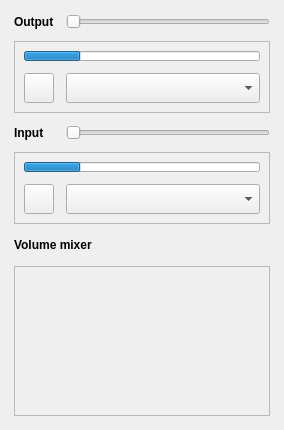
The window that Panel/Panel.ui (rampageX/QuickSoundSwitcher) describes before a commit, drawn with Qt 5.
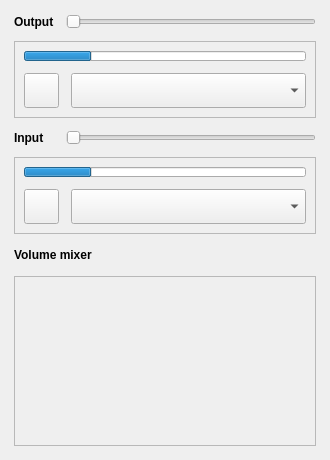
The same window after the commit.

Commit message: ui changes, use exe name as button tooltip

```diff
--- a/Panel/Panel.ui
+++ b/Panel/Panel.ui
@@ -6,8 +6,8 @@
    <rect>
     <x>0</x>
     <y>0</y>
-    <width>284</width>
-    <height>430</height>
+    <width>330</width>
+    <height>460</height>
    </rect>
   </property>
   <property name="windowTitle">
@@ -88,14 +88,14 @@
        <widget class="QPushButton" name="inputMuteButton">
         <property name="minimumSize">
          <size>
-          <width>30</width>
-          <height>30</height>
+          <width>35</width>
+          <height>35</height>
          </size>
         </property>
         <property name="maximumSize">
          <size>
-          <width>30</width>
-          <height>30</height>
+          <width>35</width>
+          <height>35</height>
          </size>
         </property>
         <property name="text">
@@ -108,7 +108,7 @@
         <property name="minimumSize">
          <size>
           <width>0</width>
-          <height>30</height>
+          <height>35</height>
          </size>
         </property>
        </widget>
@@ -163,14 +163,14 @@
         </property>
         <property name="minimumSize">
          <size>
-          <width>30</width>
-          <height>30</height>
+          <width>35</width>
+          <height>35</height>
          </size>
         </property>
         <property name="maximumSize">
          <size>
-          <width>30</width>
-          <height>30</height>
+          <width>35</width>
+          <height>35</height>
          </size>
         </property>
         <property name="text">
@@ -189,7 +189,7 @@
         <property name="minimumSize">
          <size>
           <width>0</width>
-          <height>30</height>
+          <height>35</height>
          </size>
         </property>
        </widget>
@@ -267,7 +267,7 @@
      <property name="minimumSize">
       <size>
        <width>0</width>
-       <height>150</height>
+       <height>170</height>
       </size>
      </property>
      <property name="frameShape">
```
The commit also changes 3 other files.
